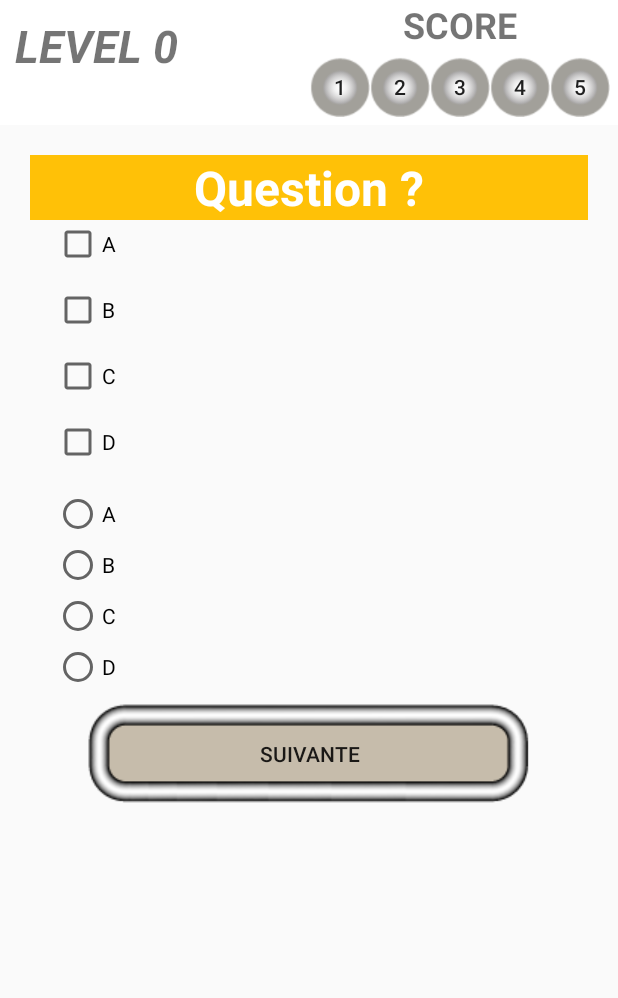
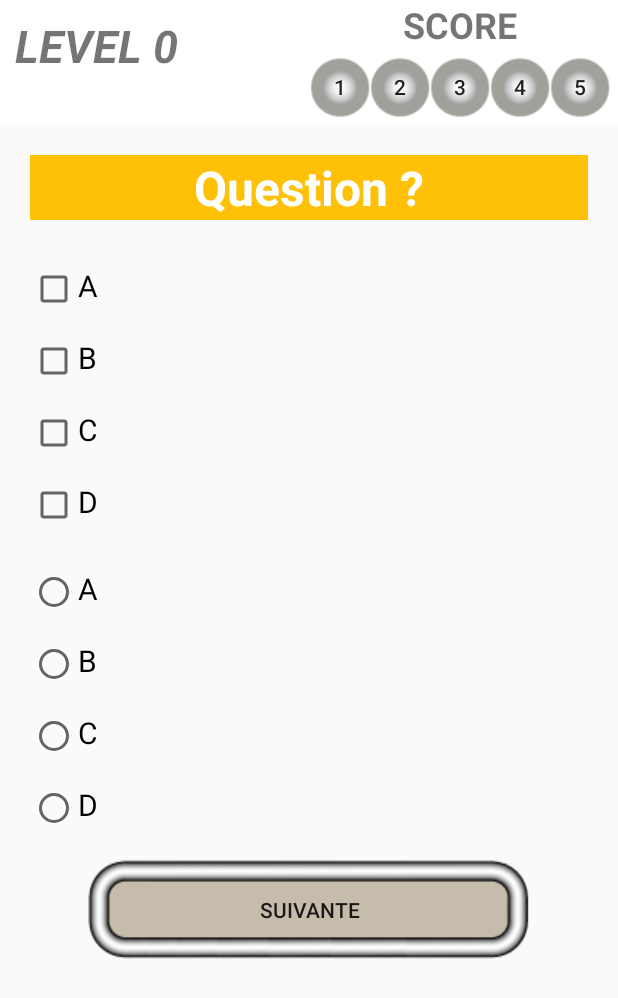
Before and after one commit to fadiga/Accord-Mali, an Android app: the PlayQuiz screen opened directly, with no data from a screen before it, on a phone screen of 412 x 824 dp. Shown: the top 998 px of the screen. Run offline under Robolectric (Android 15) with nearby library versions, the phone set to English and light mode, and no system bars; 1 statement that could not run was skipped.

```diff
--- a/AccordDroid/app/src/main/res/layout/activity_play_quiz.xml
+++ b/AccordDroid/app/src/main/res/layout/activity_play_quiz.xml
@@ -97,102 +97,93 @@
             android:layout_height="wrap_content"
             android:orientation="vertical"
             android:layout_margin="20dp">
+
             <LinearLayout
                 android:layout_width="match_parent"
-                android:layout_height="wrap_content"
-                android:background="#FFC107">
+                android:layout_height="wrap_content">
+
                 <TextView
                     android:id="@+id/question_label"
                     android:layout_width="match_parent"
                     android:layout_height="match_parent"
+                    android:layout_marginBottom="20dp"
+                    android:background="#FFC107"
                     android:text="Question ?"
                     android:textAlignment="center"
                     android:textColor="#fff"
                     android:textSize="32sp"
                     android:textStyle="bold" />
             </LinearLayout>
+
             <LinearLayout
+                android:id="@+id/checkBox"
                 android:layout_width="match_parent"
                 android:layout_height="match_parent"
-            android:orientation="vertical"
-            android:id="@+id/checkBox">
+                android:layout_marginTop="10dp"
+                android:orientation="vertical">
 
                 <CheckBox
                     android:id="@+id/ch1"
                     android:layout_width="wrap_content"
                     android:layout_height="wrap_content"
-                android:layout_marginLeft="16dp"
-                android:layout_marginTop="0dp"
-                android:layout_marginBottom="12dp"
+                    style="@style/radio_peace"
                     android:text="A" />
 
                 <CheckBox
                     android:id="@+id/ch2"
                     android:layout_width="wrap_content"
                     android:layout_height="wrap_content"
-                android:layout_marginLeft="16dp"
-                android:layout_marginTop="0dp"
-                android:layout_marginBottom="12dp"
+                    style="@style/radio_peace"
                     android:text="B" />
 
                 <CheckBox
                     android:id="@+id/ch3"
                     android:layout_width="wrap_content"
                     android:layout_height="wrap_content"
-                android:layout_marginLeft="16dp"
-                android:layout_marginTop="0dp"
-                android:layout_marginBottom="12dp"
+                    style="@style/radio_peace"
                     android:text="C" />
 
                 <CheckBox
                     android:id="@+id/ch4"
                     android:layout_width="wrap_content"
                     android:layout_height="wrap_content"
-                android:layout_marginLeft="16dp"
-                android:layout_marginTop="0dp"
-                android:layout_marginBottom="12dp"
+                    style="@style/radio_peace"
                     android:text="D" />
             </LinearLayout>
+
             <RadioGroup
                 android:id="@+id/radio_group"
                 android:layout_width="wrap_content"
                 android:layout_height="wrap_content"
+                android:layout_marginTop="10dp"
                 android:orientation="vertical">
 
                 <RadioButton
                     android:id="@+id/rsp1"
                     android:layout_width="wrap_content"
                     android:layout_height="wrap_content"
-                    android:layout_marginLeft="16dp"
-                    android:layout_marginTop="4dp"
-                    android:layout_marginBottom="0dp"
+                    style="@style/radio_peace"
                     android:text="A" />
 
                 <RadioButton
                     android:id="@+id/rsp2"
                     android:layout_width="wrap_content"
                     android:layout_height="wrap_content"
-                    android:layout_marginLeft="16dp"
-                    android:layout_marginTop="2dp"
-                    android:layout_marginBottom="0dp"
+                    style="@style/radio_peace"
                     android:text="B" />
 
                 <RadioButton
                     android:id="@+id/rsp3"
                     android:layout_width="wrap_content"
                     android:layout_height="wrap_content"
-                    android:layout_marginLeft="16dp"
-                    android:layout_marginTop="2dp"
-                    android:layout_marginBottom="0dp"
+                    style="@style/radio_peace"
                     android:text="C" />
 
                 <RadioButton
                     android:id="@+id/rsp4"
                     android:layout_width="wrap_content"
                     android:layout_height="wrap_content"
-                    android:layout_marginLeft="16dp"
-                    android:layout_marginTop="2dp"
-                    android:layout_marginBottom="6dp"
+                    style="@style/radio_peace"
                     android:text="D" />
             </RadioGroup>
 
--- a/AccordDroid/app/src/main/res/values/styles.xml
+++ b/AccordDroid/app/src/main/res/values/styles.xml
@@ -25,4 +25,10 @@
     <style name="hidetitle" parent="android:style/Theme.Dialog">
         <item name="android:windowNoTitle">true</item>
     </style>
+    <style name="radio_peace">
+        <item name="android:textSize">20dp</item>
+        <item name="android:gravity">top</item>
+        <item name="android:layout_marginBottom">16dp</item>
+    </style>
+
 </resources>
```
Also changed, not shown: AccordDroid/app/src/main/assets/quiz.json (+26 -14 lines), AccordDroid/app/src/main/java/ml/unicef/accord_droid/PlayQuiz.java (+9 -6 lines). Lines whose indentation alone changed are shown as unchanged.
